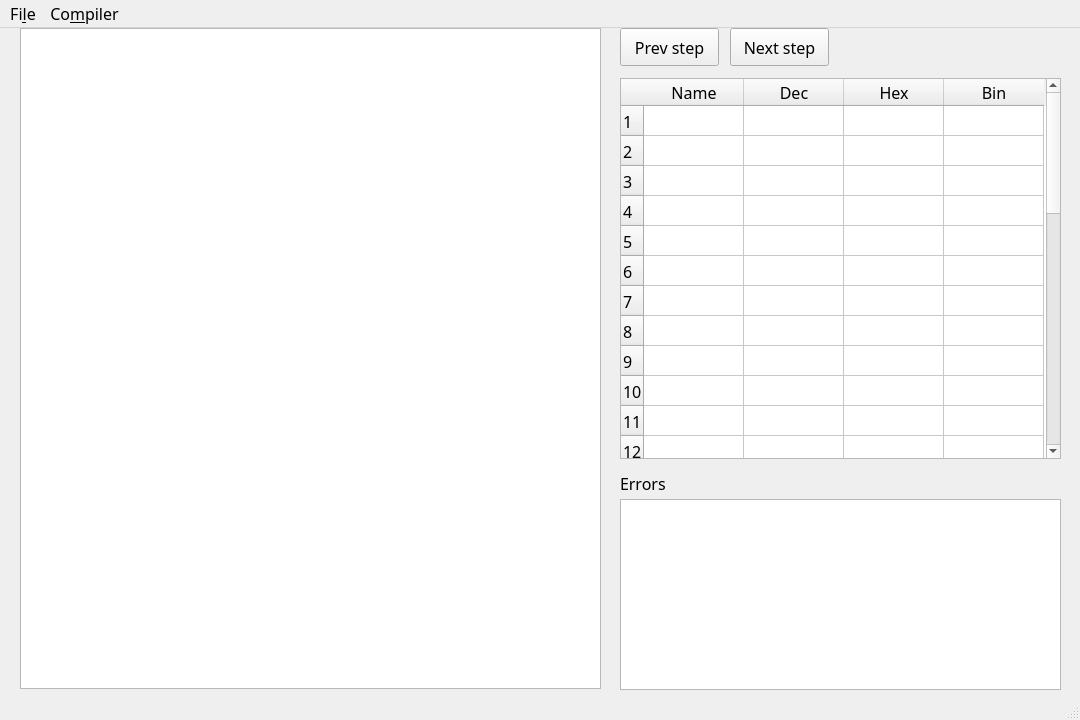
This is Compiler/gui/xasm_ide.ui in ErickOF/CE4301-ASIP-for-decryption-using-RSA as Qt 5 draws it before an edit. The edited form follows.
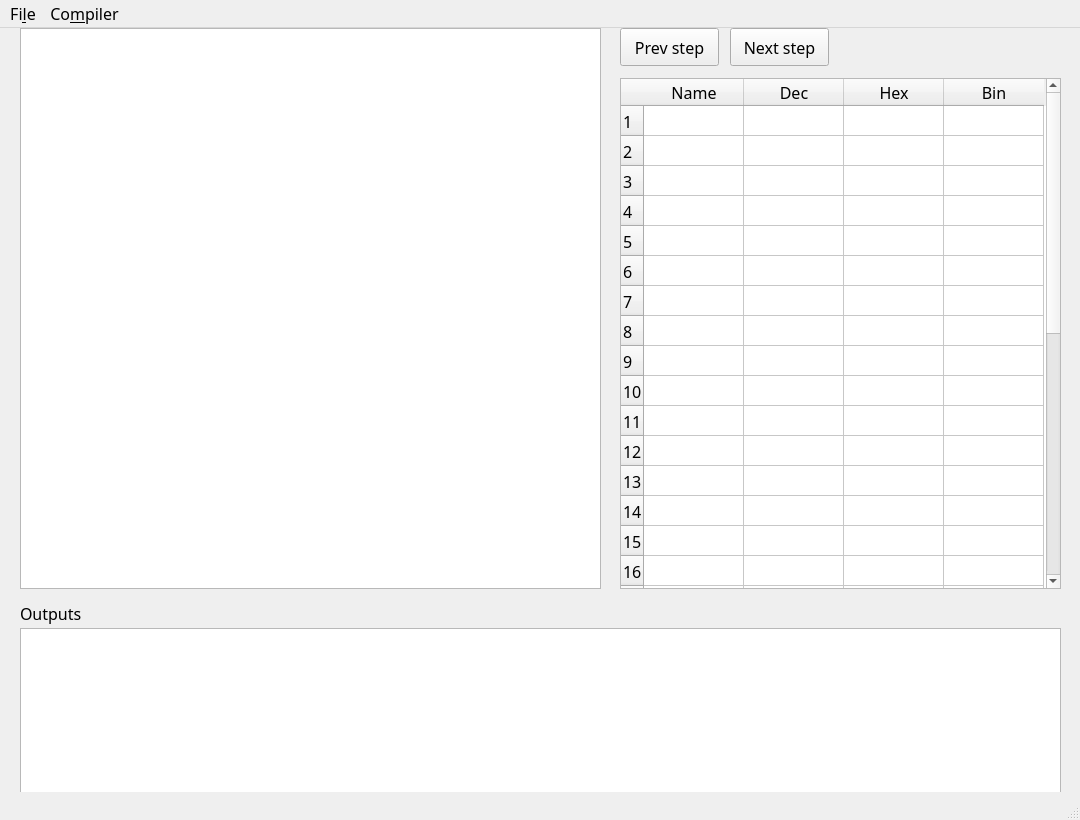
This is the edited form.

```diff
--- a/Compiler/gui/xasm_ide.ui
+++ b/Compiler/gui/xasm_ide.ui
@@ -7,7 +7,7 @@
     <x>0</x>
     <y>0</y>
     <width>1080</width>
-    <height>720</height>
+    <height>820</height>
    </rect>
   </property>
   <property name="sizePolicy">
@@ -32,7 +32,7 @@
       <x>20</x>
       <y>0</y>
       <width>581</width>
-      <height>661</height>
+      <height>561</height>
      </rect>
     </property>
     <property name="font">
@@ -51,7 +51,7 @@
       <x>620</x>
       <y>50</y>
       <width>441</width>
-      <height>381</height>
+      <height>511</height>
      </rect>
     </property>
     <property name="font">
@@ -162,12 +162,12 @@
      <string>Next step</string>
     </property>
    </widget>
-   <widget class="QListView" name="listViewErrors">
+   <widget class="QListWidget" name="listWidgetOutputs">
     <property name="geometry">
      <rect>
-      <x>620</x>
-      <y>471</y>
-      <width>441</width>
+      <x>20</x>
+      <y>600</y>
+      <width>1041</width>
       <height>191</height>
      </rect>
     </property>
@@ -175,8 +175,8 @@
    <widget class="QLabel" name="lblError">
     <property name="geometry">
      <rect>
-      <x>620</x>
-      <y>440</y>
+      <x>20</x>
+      <y>570</y>
       <width>451</width>
       <height>31</height>
      </rect>
@@ -188,7 +188,7 @@
      </font>
     </property>
     <property name="text">
-     <string>Errors</string>
+     <string>Outputs</string>
     </property>
    </widget>
   </widget>
```
Left out of the diff: 29 changed lines with no effect on the pictures.
